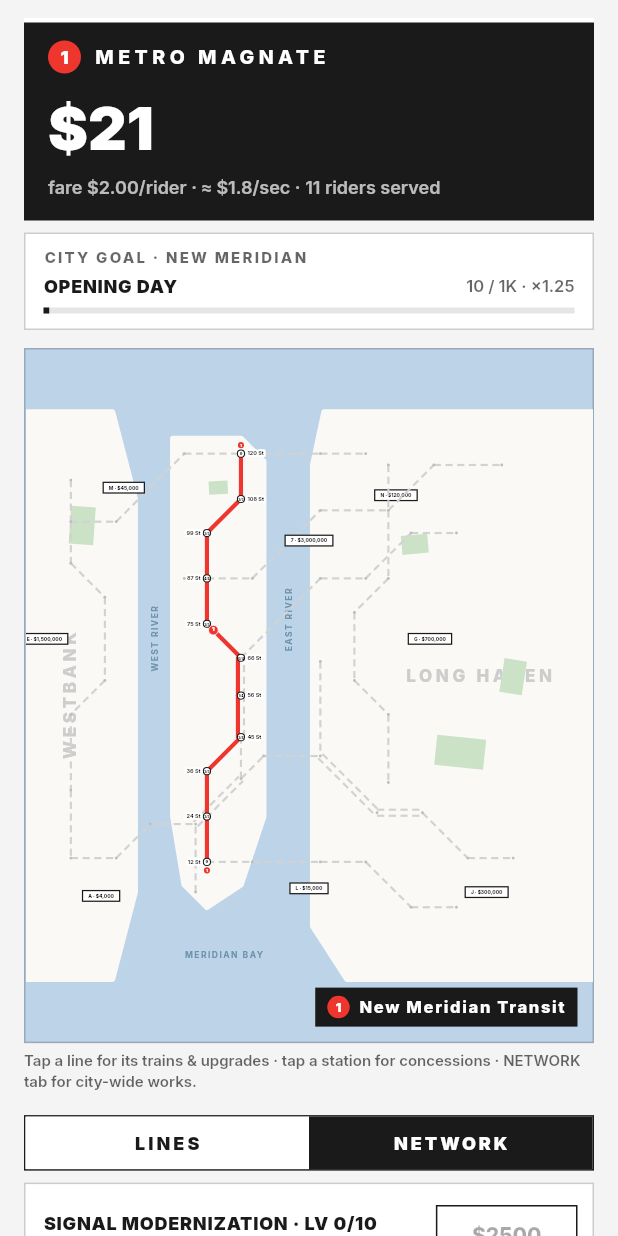
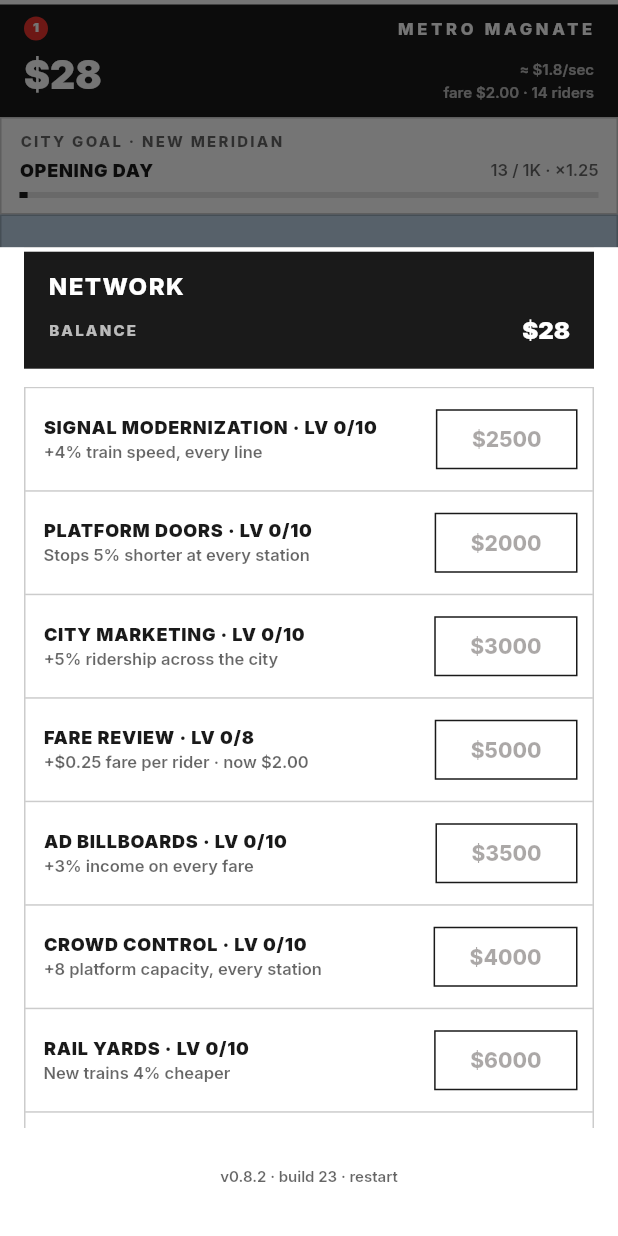
Before and after one commit to Armandoxh/Territorygame, a Flutter app: the screen it shows after launch, after a tap on "LINES", after a tap on "NETWORK", on a phone screen of 412 x 824 dp. Run offline on Flutter 3.47's test engine with Material 3 defaults, Android fonts, the phone set to English and light mode, and no system bars; our stand-ins replace flutter_svg, google_fonts, shared_preferences; missing offline and left inert: dart:html, dart:js_util.

Commit message:
Full-screen map, balance in every sheet, reliable pinch zoom (build 23)
The map was inside a scrolling list that stole pan/pinch gestures half
the time — the home screen is now a fixed column (slim header, goal
strip, map filling everything, bottom tabs) so the map owns its
gestures, sizes to the long viewport side, and can always pinch back to
the full-city view (minScale now derived from the fit scale). LINES and
NETWORK open as bottom sheets, and every sheet header carries a live
BALANCE line so upgrade affordability is visible without scrolling up.

Co-Authored-By: Claude Fable 5 <noreply@anthropic.com>
Claude-Session: https://claude.ai/code/session_01JqBticQH2m2VG91X5ciAMv

```diff
--- a/metro/lib/ui/home_screen.dart
+++ b/metro/lib/ui/home_screen.dart
@@ -26,7 +26,6 @@ class HomeScreen extends StatefulWidget {
 class _HomeScreenState extends State<HomeScreen>
     with SingleTickerProviderStateMixin {
   GameState game = GameState();
-  int _tab = 0; // 0 = LINES, 1 = NETWORK
   int _seenGoalSeq = 0;
   late final Ticker _ticker = createTicker(_onTick);
   Duration _lastElapsed = Duration.zero;
@@ -196,67 +195,129 @@ class _HomeScreenState extends State<HomeScreen>
     super.dispose();
   }
 
+  /// LINES / NETWORK open as bottom sheets so the map keeps the screen.
+  void _openPanel(int i) {
+    showModalBottomSheet<void>(
+      context: context,
+      backgroundColor: Colors.white,
+      shape: const RoundedRectangleBorder(),
+      isScrollControlled: true,
+      builder: (context) => ConstrainedBox(
+        constraints: BoxConstraints(
+            maxHeight: MediaQuery.of(context).size.height * 0.8),
+        child: ListenableBuilder(
+          listenable: game,
+          builder: (context, _) => i == 0
+              ? _LinesSheet(game: game, onOpen: _openLine)
+              : _NetworkSheet(game: game, onRestart: _confirmRestart),
+        ),
+      ),
+    );
+  }
+
   @override
   Widget build(BuildContext context) {
-    final theme = Theme.of(context);
+    // The map IS the screen: a slim sign-bar header and goal strip up top,
+    // the living map filling everything else, and the panel tabs pinned to
+    // the bottom. No scrolling ancestor — pinch/pan belongs to the map.
     return Scaffold(
       body: SafeArea(
         child: ListenableBuilder(
           listenable: game,
           builder: (context, _) {
-            return Center(
-              child: ConstrainedBox(
-                constraints: const BoxConstraints(maxWidth: 460),
-                child: ListView(
-                  padding: const EdgeInsets.fromLTRB(16, 12, 16, 24),
+            return Column(
               children: [
                 _Header(game: game),
-                    const SizedBox(height: 8),
                 _GoalBar(game: game, onMoveOn: _confirmMoveOn),
-                    const SizedBox(height: 12),
-                    MetroMap(game: game, onStationTap: _openStation),
-                    const SizedBox(height: 4),
-                    Text('Tap a line for its trains & upgrades · tap a station for concessions · NETWORK tab for city-wide works.',
+                Expanded(
+                  child: MetroMap(game: game, onStationTap: _openStation),
+                ),
+                _TabBar(
+                  tabs: const ['LINES', 'NETWORK'],
+                  selected: -1,
+                  onSelect: _openPanel,
+                ),
+              ],
+            );
+          },
+        ),
+      ),
+    );
+  }
+}
+
+/// A sheet's black header: title row plus a live BALANCE line, so what you
+/// can afford is always on screen while you shop.
+class _SheetSign extends StatelessWidget {
+  const _SheetSign({required this.game, required this.title});
+  final GameState game;
+  final Widget title;
+
+  @override
+  Widget build(BuildContext context) {
+    return StationSign(
+      child: Column(
+        crossAxisAlignment: CrossAxisAlignment.start,
+        children: [
+          title,
+          const SizedBox(height: 6),
+          Row(
+            children: [
+              Text('BALANCE',
                   style: TransitStyle.signage(
                       size: 10,
-                            color: const Color(0x99000000),
-                            weight: FontWeight.w600)),
-                    const SizedBox(height: 16),
-                    _TabBar(
-                      tabs: const ['LINES', 'NETWORK'],
-                      selected: _tab,
-                      onSelect: (i) => setState(() => _tab = i),
+                      color: Colors.white70,
+                      weight: FontWeight.w800,
+                      spacing: 1.5)),
+              const Spacer(),
+              Text('\$${game.cash.toStringAsFixed(0)}',
+                  style: TransitStyle.signage(
+                      size: 16, weight: FontWeight.w900)),
+            ],
           ),
-                    const SizedBox(height: 8),
-                    if (_tab == 0)
-                      DataPanel(
+        ],
+      ),
+    );
+  }
+}
+
+/// The LINES bottom sheet: unlock lines, add trains, open per-line sheets.
+class _LinesSheet extends StatelessWidget {
+  const _LinesSheet({required this.game, required this.onOpen});
+  final GameState game;
+  final void Function(LineDef) onOpen;
+
+  @override
+  Widget build(BuildContext context) {
+    return SafeArea(
+      child: Padding(
+        padding: const EdgeInsets.fromLTRB(16, 0, 16, 16),
+        child: Column(
+          mainAxisSize: MainAxisSize.min,
+          crossAxisAlignment: CrossAxisAlignment.stretch,
+          children: [
+            _SheetSign(
+              game: game,
+              title: Text('LINES',
+                  style: TransitStyle.signage(size: 16, spacing: 1)),
+            ),
+            const SizedBox(height: 12),
+            Flexible(
+              child: SingleChildScrollView(
+                child: DataPanel(
                   padding: EdgeInsets.zero,
                   child: Column(
                     children: [
-                            for (var i = 0;
-                                i < game.city.lines.length;
-                                i++) ...[
+                      for (var i = 0; i < game.city.lines.length; i++) ...[
                         if (i > 0)
-                                Container(
-                                    height: 1, color: TransitStyle.hairline),
+                          Container(height: 1, color: TransitStyle.hairline),
                         _LineRow(
                             game: game,
                             line: game.city.lines[i],
-                                  onOpen: _openLine),
+                            onOpen: onOpen),
                       ],
                     ],
                   ),
-                      )
-                    else
-                      _NetworkPanel(game: game),
-                    const SizedBox(height: 16),
-                    Center(
-                      child: TextButton(
-                        onPressed: _confirmRestart,
-                        child: Text(
-                          'v$kAppVersion · build $kBuildNumber · restart',
-                          style: theme.textTheme.labelSmall?.copyWith(
-                              color: theme.colorScheme.onSurfaceVariant),
                 ),
               ),
             ),
@@ -264,7 +325,49 @@ class _HomeScreenState extends State<HomeScreen>
         ),
       ),
     );
-          },
+  }
+}
+
+/// The NETWORK bottom sheet: the city-wide upgrades + the build footer.
+class _NetworkSheet extends StatelessWidget {
+  const _NetworkSheet({required this.game, required this.onRestart});
+  final GameState game;
+  final VoidCallback onRestart;
+
+  @override
+  Widget build(BuildContext context) {
+    return SafeArea(
+      child: Padding(
+        padding: const EdgeInsets.fromLTRB(16, 0, 16, 16),
+        child: Column(
+          mainAxisSize: MainAxisSize.min,
+          crossAxisAlignment: CrossAxisAlignment.stretch,
+          children: [
+            _SheetSign(
+              game: game,
+              title: Text('NETWORK',
+                  style: TransitStyle.signage(size: 16, spacing: 1)),
+            ),
+            const SizedBox(height: 12),
+            Flexible(
+              child: SingleChildScrollView(
+                child: _NetworkPanel(game: game),
+              ),
+            ),
+            const SizedBox(height: 8),
+            Center(
+              child: TextButton(
+                onPressed: onRestart,
+                child: Text(
+                  'v$kAppVersion · build $kBuildNumber · restart',
+                  style: TransitStyle.signage(
+                      size: 10,
+                      color: const Color(0x99000000),
+                      weight: FontWeight.w600),
+                ),
+              ),
+            ),
+          ],
         ),
       ),
     );
@@ -455,8 +558,8 @@ class _NetworkPanel extends StatelessWidget {
       : def.blurb;
 }
 
-/// The header is a station sign: black bar, white rule, the bullets of every
-/// line you run, cash in signage type.
+/// The header is a slim station sign: the bullets you run, cash, and the
+/// live rates — compact so the map below keeps the screen.
 class _Header extends StatelessWidget {
   const _Header({required this.game});
   final GameState game;
@@ -464,6 +567,7 @@ class _Header extends StatelessWidget {
   @override
   Widget build(BuildContext context) {
     return StationSign(
+      padding: const EdgeInsets.fromLTRB(16, 8, 16, 10),
       child: Column(
         crossAxisAlignment: CrossAxisAlignment.start,
         children: [
@@ -472,25 +576,32 @@ class _Header extends StatelessWidget {
               for (final line in game.city.lines)
                 if (game.isUnlocked(line.id))
                   Padding(
-                    padding: const EdgeInsets.only(right: 6),
+                    padding: const EdgeInsets.only(right: 5),
                     child: RouteBullet(
-                        label: line.bullet, color: line.color, size: 22),
+                        label: line.bullet, color: line.color, size: 16),
                   ),
-              const SizedBox(width: 2),
+              const Spacer(),
               Text('METRO MAGNATE',
-                  style: TransitStyle.signage(size: 13, spacing: 3)),
+                  style: TransitStyle.signage(size: 11, spacing: 2.5)),
             ],
           ),
-          const SizedBox(height: 8),
+          const SizedBox(height: 4),
+          Row(
+            crossAxisAlignment: CrossAxisAlignment.end,
+            children: [
               Text('\$${game.cash.toStringAsFixed(0)}',
-              style: TransitStyle.signage(size: 40, weight: FontWeight.w900)),
-          const SizedBox(height: 2),
+                  style: TransitStyle.signage(
+                      size: 26, weight: FontWeight.w900)),
+              const Spacer(),
               Text(
-            'fare \$${game.currentFare.toStringAsFixed(2)}/rider · '
-            '≈ \$${game.avgRate.toStringAsFixed(1)}/sec · '
-            '${game.totalRiders.toStringAsFixed(0)} riders served',
+                '≈ \$${game.avgRate.toStringAsFixed(1)}/sec\n'
+                'fare \$${game.currentFare.toStringAsFixed(2)} · '
+                '${game.totalRiders.toStringAsFixed(0)} riders',
+                textAlign: TextAlign.right,
                 style: TransitStyle.signage(
-                size: 12, color: Colors.white70, weight: FontWeight.w600),
+                    size: 10, color: Colors.white70, weight: FontWeight.w600),
+              ),
+            ],
           ),
         ],
       ),
@@ -588,8 +699,9 @@ class _LineSheet extends StatelessWidget {
           mainAxisSize: MainAxisSize.min,
           crossAxisAlignment: CrossAxisAlignment.stretch,
           children: [
-            StationSign(
-              child: Row(
+            _SheetSign(
+              game: game,
+              title: Row(
                 children: [
                   RouteBullet(
                       label: line.bullet, color: line.color, size: 22),
@@ -762,8 +874,9 @@ class _StationSheet extends StatelessWidget {
           mainAxisSize: MainAxisSize.min,
           crossAxisAlignment: CrossAxisAlignment.stretch,
           children: [
-            StationSign(
-              child: Row(
+            _SheetSign(
+              game: game,
+              title: Row(
                 children: [
                   for (final line in servingLines)
                     Padding(
--- a/metro/lib/ui/metro_map.dart
+++ b/metro/lib/ui/metro_map.dart
@@ -73,10 +73,7 @@ class _MetroMapState extends State<MetroMap> {
     }
     _pops.removeWhere((p) => now - p.bornMs > _FarePop.lifeMs);
 
-    return AspectRatio(
-      // Taller than wide: the map dominates the screen.
-      aspectRatio: 0.82,
-      child: Container(
+    return Container(
       // STYLE.md: water frames the city; the landmass is painted on top.
       decoration: BoxDecoration(
         color: const Color(0xFFBDD3E8),
@@ -85,16 +82,17 @@ class _MetroMapState extends State<MetroMap> {
       clipBehavior: Clip.hardEdge,
       child: LayoutBuilder(
         builder: (context, constraints) {
-            // The map square is rendered at viewport-HEIGHT size (bigger than
-            // the frame is wide), so it starts large and pans/zooms like the
-            // real Live Map.
-            final side = constraints.maxHeight;
+            // The map square is rendered at the viewport's LONG side, so it
+            // fills the whole frame and pans/zooms like the real Live Map.
+            final side = constraints.maxHeight > constraints.maxWidth
+                ? constraints.maxHeight
+                : constraints.maxWidth;
             final size = Size(side, side);
+            final fit = constraints.maxWidth / side;
             if (!_centered) {
               _centered = true;
               // Open on the whole metropolis: scale-to-fit the width,
               // vertically centered — the top-down diagram view.
-              final fit = constraints.maxWidth / side;
               _viewer.value = Matrix4.identity()
                 ..translate(0.0, (constraints.maxHeight - side * fit) / 2)
                 ..scale(fit);
@@ -105,7 +103,8 @@ class _MetroMapState extends State<MetroMap> {
                   child: InteractiveViewer(
                     transformationController: _viewer,
                     constrained: false,
-                    minScale: 0.7,
+                    // Always allow pinching back out to the full-city view.
+                    minScale: fit * 0.9,
                     maxScale: 10,
                     boundaryMargin: const EdgeInsets.all(80),
                     child: SizedBox(
@@ -157,7 +156,6 @@ class _MetroMapState extends State<MetroMap> {
               ],
             );
         },
-        ),
       ),
     );
   }
--- a/metro/lib/version.dart
+++ b/metro/lib/version.dart
@@ -1,4 +1,4 @@
 /// Shown in the footer; bump the build number on every deployed change so the
 /// live page always tells you which build you're looking at.
-const String kAppVersion = '0.8.1';
-const int kBuildNumber = 22;
+const String kAppVersion = '0.8.2';
+const int kBuildNumber = 23;
--- a/metro/pubspec.yaml
+++ b/metro/pubspec.yaml
@@ -1,7 +1,7 @@
 name: metro_magnate
 description: "Metro Magnate — an idle game about building a subway empire, one line at a time."
 publish_to: 'none'
-version: 0.8.1+22
+version: 0.8.2+23
 
 environment:
   sdk: '>=3.4.0 <4.0.0'
```
Also changed, not shown: dev_log/9-7-2026.txt (+16 -0 lines), 2 other files. Lines whose indentation alone changed are shown as unchanged.
